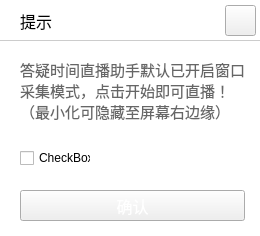
First picture: the form in qatime-studio/UIScreentip.ui, repository chuanjiabao1981/qatime-win, before the edit.
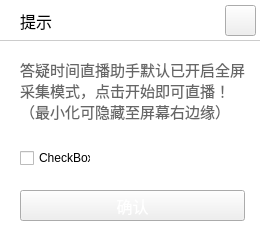
Second picture: the form after the edit. Icons and pictures are not drawn.

What changed in the file:
```diff
--- a/qatime-studio/UIScreentip.ui
+++ b/qatime-studio/UIScreentip.ui
@@ -84,7 +84,7 @@
 color: rgb(102, 102, 102);</string>
    </property>
    <property name="text">
-    <string>答疑时间直播助手默认已开启窗口
+    <string>答疑时间直播助手默认已开启全屏
 采集模式，点击开始即可直播！
 （最小化可隐藏至屏幕右边缘）</string>
    </property>
```
